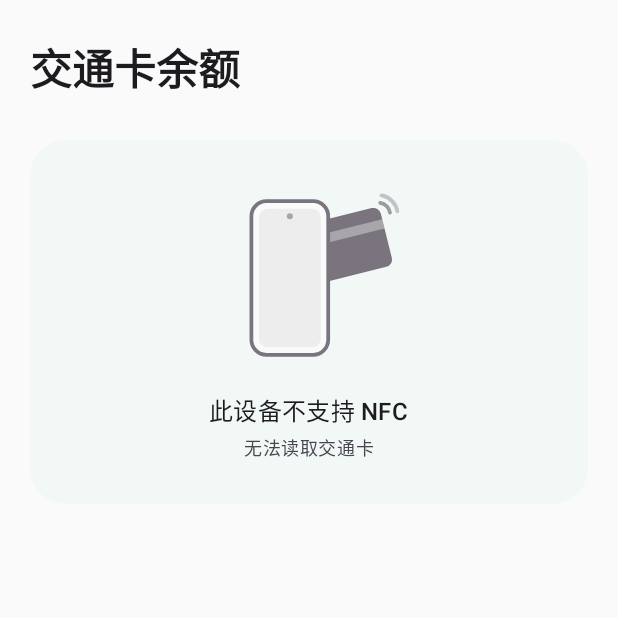
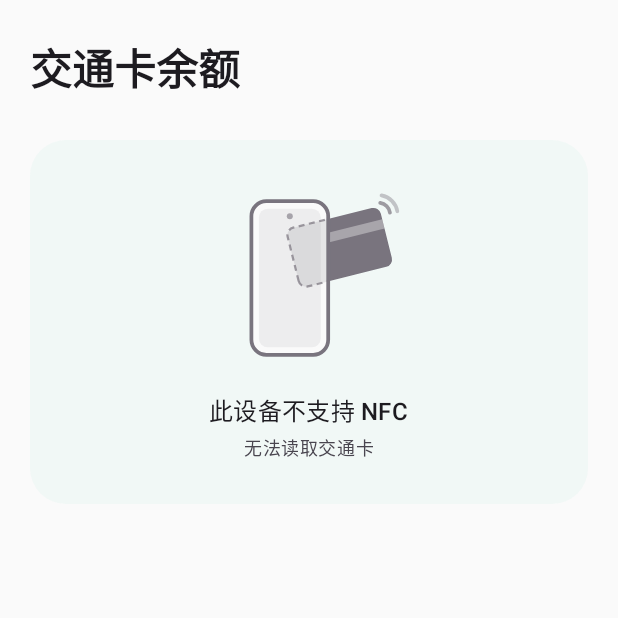
Before and after one commit to SodiumNya/pitto, an Android app built with Jetpack Compose: the screen it shows after launch (MainActivity), on a phone screen of 412 x 824 dp, the top half of it. Run offline under Robolectric (Android 15) with nearby library versions, the phone set to English and light mode, and no system bars; network calls fail.

Commit message:
Tap hint: show the hidden part of the card through the phone
Inside the phone outline, draw the card again as a translucent fill
with a dashed outline so the whole card reads as sitting behind it.

Co-Authored-By: Claude Opus 5.5 <noreply@anthropic.com>

```diff
--- a/app/src/main/java/app/jpcard/reader/ui/Common.kt
+++ b/app/src/main/java/app/jpcard/reader/ui/Common.kt
@@ -46,6 +46,11 @@ import androidx.compose.ui.graphics.Color
 import androidx.compose.ui.graphics.StrokeCap
 import androidx.compose.ui.graphics.drawscope.Stroke
 import androidx.compose.ui.graphics.drawscope.rotate
+import androidx.compose.ui.graphics.drawscope.clipPath
+import androidx.compose.ui.graphics.Path
+import androidx.compose.ui.graphics.PathEffect
+import androidx.compose.ui.geometry.Rect
+import androidx.compose.ui.geometry.RoundRect
 import androidx.compose.ui.graphics.graphicsLayer
 import androidx.compose.ui.unit.dp
 
@@ -113,6 +118,26 @@ fun TapHint(reading: Boolean, enabled: Boolean, errorTick: Int, modifier: Modifi
                 radius = 2.dp.toPx(),
                 center = phoneTopLeft + Offset(phoneSize.width / 2, inset + 5.dp.toPx()),
             )
+
+            // 透视：被手机挡住的那部分卡片，用半透明 + 虚线轮廓“透”出来
+            val phoneClip = Path().apply { addRoundRect(RoundRect(Rect(phoneTopLeft, phoneSize), phoneCorner)) }
+            clipPath(phoneClip) {
+                rotate(-14f, pivot = center) {
+                    val topLeft = center - Offset(cardW / 2, cardH / 2)
+                    val corner = CornerRadius(5.dp.toPx())
+                    drawRoundRect(color.copy(alpha = 0.16f), topLeft, Size(cardW, cardH), corner)
+                    drawRoundRect(
+                        color.copy(alpha = 0.7f),
+                        topLeft,
+                        Size(cardW, cardH),
+                        corner,
+                        style = Stroke(
+                            width = 1.5.dp.toPx(),
+                            pathEffect = PathEffect.dashPathEffect(floatArrayOf(4.dp.toPx(), 3.dp.toPx())),
+                        ),
+                    )
+                }
+            }
 
             // 感应弧线：露出的卡片右上方
             val arcCenter = Offset(w * 0.86f, h * 0.17f)
```
